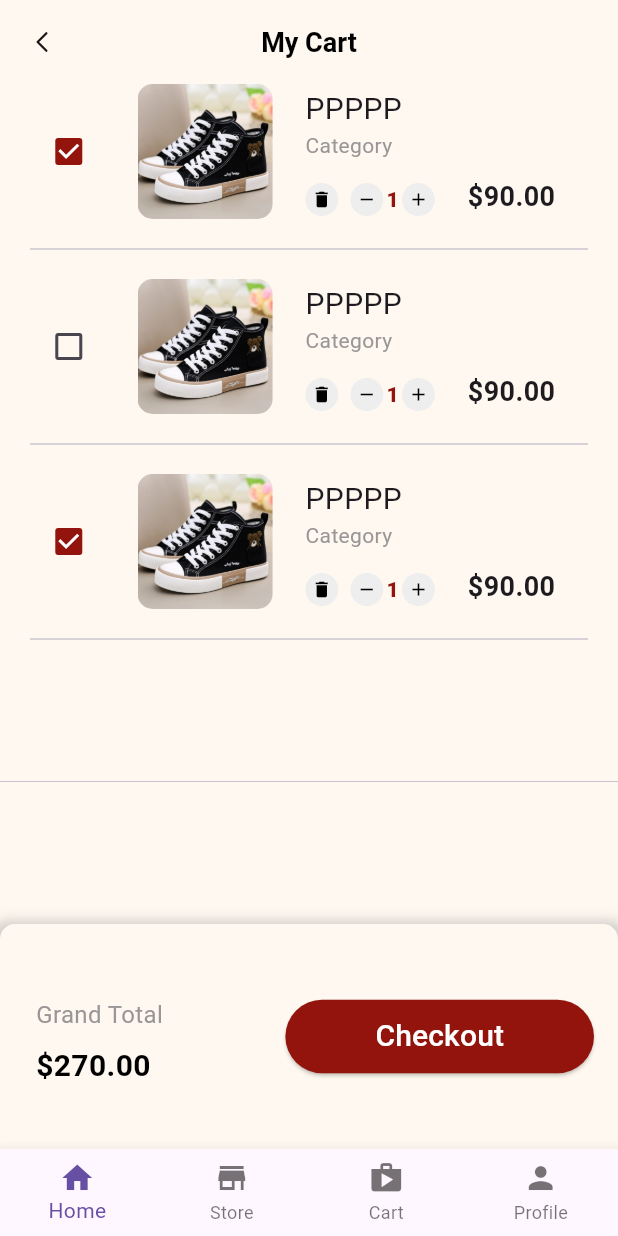
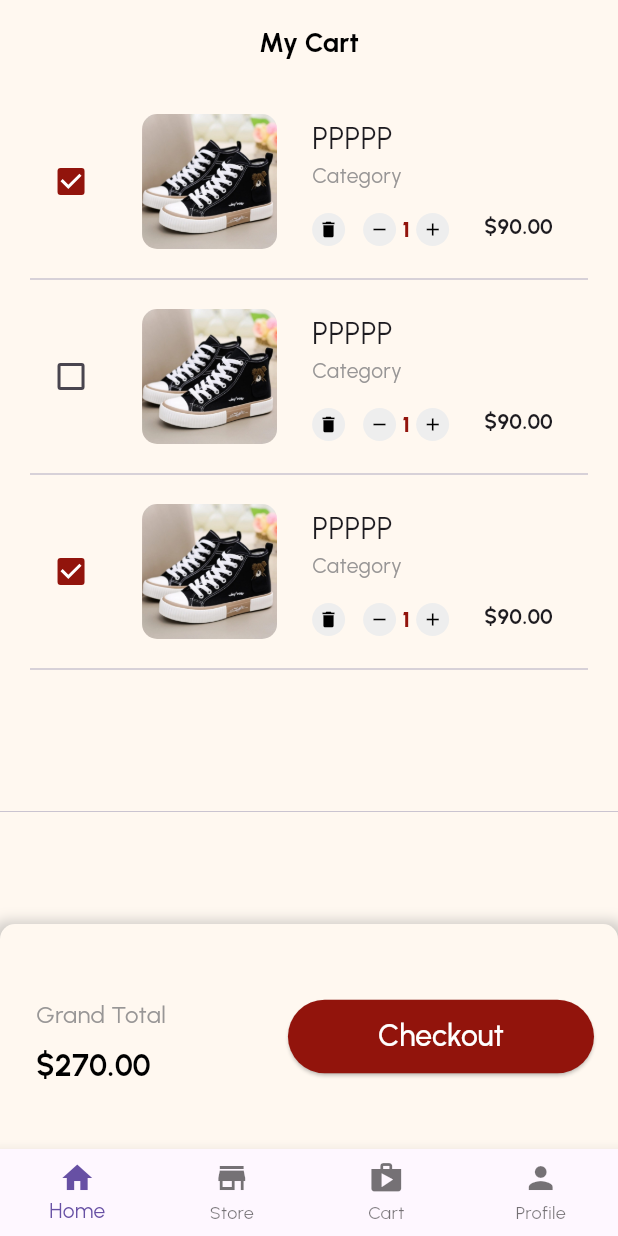
Before and after one commit to Kelompok-2-Mobile-Programming-TI-B-23/Marketplace, a Flutter app: the CartScreen screen opened directly, on a phone screen of 412 x 824 dp. Run offline on Flutter 3.47's test engine with Material 3 defaults, Android fonts, the phone set to English and light mode, and no system bars; our stand-ins replace flutter_svg, google_fonts.

Commit message:
[UPDATE] Memnyesuaikan perubahan
- menyesuaikan ukuran font dan jenis font
- menyesuaikan padding
- menghapus tanda panah

```diff
--- a/lib/cart_screen.dart
+++ b/lib/cart_screen.dart
@@ -53,15 +53,11 @@ class _CartScreenState extends State<CartScreen> {
           decoration: BoxDecoration(
               color: const Color.fromARGB(255, 255, 248, 240),
               borderRadius: BorderRadius.circular(10)),
-            child: SvgPicture.asset(
-              'assets/icons/Arrow - Left 2.svg',
-              height: 20,
-              width: 20,
-            )),
+        ),
       ),
       body: SingleChildScrollView(
         child: Padding(
-          padding: const EdgeInsets.all(0),
+          padding: const EdgeInsets.fromLTRB(0, 20, 0, 0),
           child: Column(
             children: [
               ListView.builder(
@@ -84,8 +80,7 @@ class _CartScreenState extends State<CartScreen> {
                                 },
                               );
                             },
-                              activeColor:
-                                  const Color.fromARGB(255, 146, 20, 12),
+                            activeColor: const Color.fromARGB(255, 146, 20, 12),
                           ),
                           Container(
                             padding: const EdgeInsets.fromLTRB(0, 0, 0, 0),
@@ -136,7 +131,7 @@ class _CartScreenState extends State<CartScreen> {
                                       ),
                                     ),
                                   ),
-                                  const SizedBox(width: 8),
+                                  const SizedBox(width: 12),
                                   GestureDetector(
                                     onTap: () {
                                       print('Remove icon clicked!');
@@ -154,7 +149,7 @@ class _CartScreenState extends State<CartScreen> {
                                       ),
                                     ),
                                   ),
-                                  const SizedBox(width: 2),
+                                  const SizedBox(width: 4),
                                   const Text(
                                     '1',
                                     style: TextStyle(
@@ -162,7 +157,7 @@ class _CartScreenState extends State<CartScreen> {
                                       color: Color.fromARGB(255, 146, 20, 12),
                                     ),
                                   ),
-                                  const SizedBox(width: 2),
+                                  const SizedBox(width: 4),
                                   GestureDetector(
                                     onTap: () {
                                       print('Add icon clicked!');
@@ -189,16 +184,18 @@ class _CartScreenState extends State<CartScreen> {
                             child: Text(
                               prices[index],
                               style: const TextStyle(
-                                  fontWeight: FontWeight.bold, fontSize: 18),
+                                  fontWeight: FontWeight.bold, fontSize: 14),
                             ),
                           ),
                         ],
                       ),
-                      Padding(padding: EdgeInsets.symmetric(horizontal: 20), child: const Divider(
+                      Padding(
+                        padding: EdgeInsets.symmetric(horizontal: 20),
+                        child: const Divider(
                           height: 40,
                           thickness: 1,
-                      ),)
-
+                        ),
+                      )
                     ],
                   );
                 },
--- a/lib/main.dart
+++ b/lib/main.dart
@@ -1,4 +1,5 @@
 import 'package:flutter/material.dart';
+import 'package:google_fonts/google_fonts.dart';
 import 'cart_empty_screen.dart';
 import 'payment_screen.dart';
 import 'cart_screen.dart';
@@ -16,8 +17,8 @@ class MyApp extends StatelessWidget {
   Widget build(BuildContext context) {
     return MaterialApp(
       debugShowCheckedModeBanner: false,
-      theme: ThemeData(fontFamily: 'Urbanist'),
-      home: PaymentScreen(),
+      theme: ThemeData(textTheme: GoogleFonts.urbanistTextTheme()),
+      home: const CartScreen(),
     );
   }
 }
--- a/pubspec.yaml
+++ b/pubspec.yaml
@@ -35,6 +35,7 @@ dependencies:
   # The following adds the Cupertino Icons font to your application.
   # Use with the CupertinoIcons class for iOS style icons.
   cupertino_icons: ^1.0.8
+  google_fonts: ^4.0.4
 
 dev_dependencies:
   flutter_test:
```
Also changed, not shown: lib/cart_empty_screen.dart (+14 -11 lines), pubspec.lock, 1 other file. Lines whose indentation alone changed are shown as unchanged.
